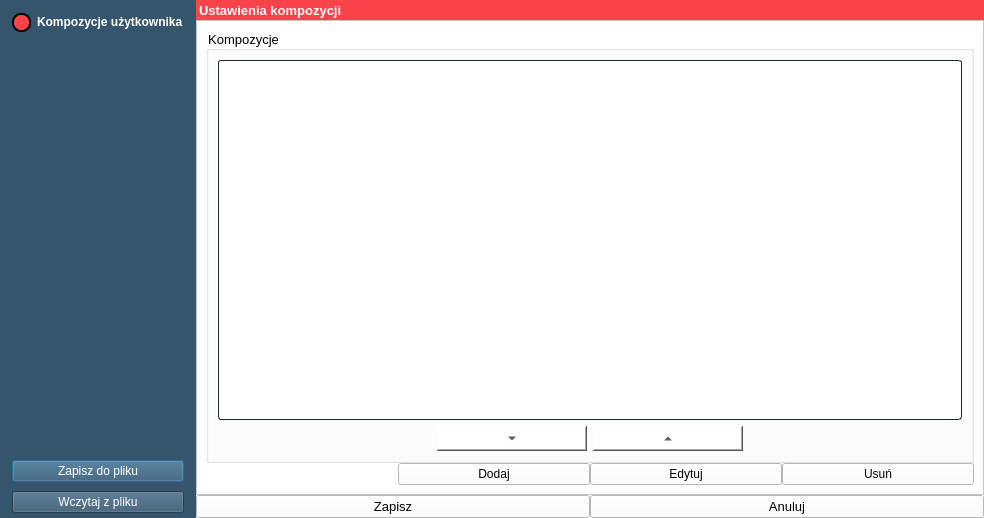
GIAPspzoo/GIAP_PolaMap_lite, file Kompozycje/dodaj_kompozycje.ui: the form before one commit.
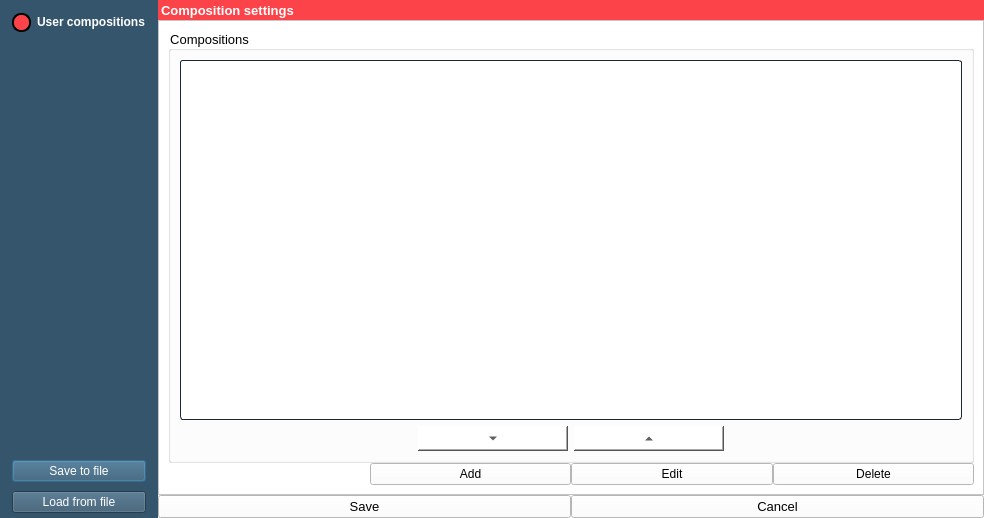
The form after the commit. Icons and pictures are not drawn.

```diff
--- a/Kompozycje/dodaj_kompozycje.ui
+++ b/Kompozycje/dodaj_kompozycje.ui
@@ -343,7 +343,7 @@
 }</string>
         </property>
         <property name="text">
-         <string>Kompozycje użytkownika</string>
+         <string>User compositions</string>
         </property>
         <property name="checkable">
          <bool>true</bool>
@@ -372,7 +372,7 @@
          <string notr="true">color: white</string>
         </property>
         <property name="text">
-         <string>Zapisz do pliku</string>
+         <string>Save to file</string>
         </property>
        </widget>
       </item>
@@ -382,7 +382,7 @@
          <string notr="true">color: white</string>
         </property>
         <property name="text">
-         <string>Wczytaj z pliku</string>
+         <string>Load from file</string>
         </property>
        </widget>
       </item>
@@ -487,7 +487,7 @@
              <string notr="true">color : white;	font-weight: bold;</string>
             </property>
             <property name="text">
-             <string>Ustawienia kompozycji</string>
+             <string>Composition settings</string>
             </property>
            </widget>
           </item>
@@ -530,7 +530,7 @@
              <item row="1" column="3">
               <widget class="QPushButton" name="usun_kompozycje">
                <property name="text">
-                <string>Usuń</string>
+                <string>Delete</string>
                </property>
               </widget>
              </item>
@@ -552,7 +552,7 @@
                 </font>
                </property>
                <property name="title">
-                <string>Kompozycje</string>
+                <string>Compositions</string>
                </property>
                <property name="flat">
                 <bool>false</bool>
@@ -654,14 +654,14 @@
              <item row="1" column="2">
               <widget class="QPushButton" name="edytuj_kompozycje">
                <property name="text">
-                <string>Edytuj</string>
+                <string>Edit</string>
                </property>
               </widget>
              </item>
              <item row="1" column="1">
               <widget class="QPushButton" name="dodaj_kompozycje">
                <property name="text">
-                <string>Dodaj</string>
+                <string>Add</string>
                </property>
               </widget>
              </item>
@@ -710,7 +710,7 @@
         </font>
        </property>
        <property name="text">
-        <string>Zapisz</string>
+        <string>Save</string>
        </property>
       </widget>
      </item>
@@ -732,7 +732,7 @@
         </font>
        </property>
        <property name="text">
-        <string>Anuluj</string>
+        <string>Cancel</string>
        </property>
       </widget>
      </item>
```
Left out of the diff: 5 changed lines with no effect on the pictures.
